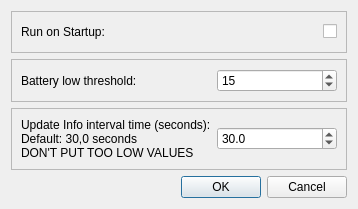
First picture: the form in src/UI/settingswindow.ui, repository LeoKlaus/HeadsetControl-GUI, before the edit.
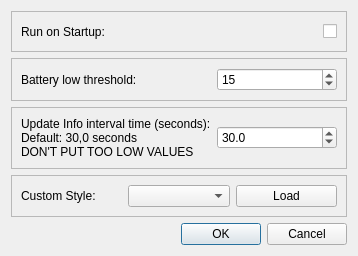
Second picture: the form after the edit.

Commit message: Added loading custom QStles from program settings

Diff of the .ui file:
```diff
--- a/src/UI/settingswindow.ui
+++ b/src/UI/settingswindow.ui
@@ -7,7 +7,7 @@
     <x>0</x>
     <y>0</y>
     <width>352</width>
-    <height>209</height>
+    <height>256</height>
    </rect>
   </property>
   <property name="windowTitle">
@@ -126,7 +126,9 @@
       <item>
        <widget class="QLabel" name="updatetimeLabel">
         <property name="text">
-         <string>&lt;html&gt;&lt;head/&gt;&lt;body&gt;&lt;p&gt;Update Info interval time (seconds):&lt;br/&gt;Default: 30,0 seconds&lt;br/&gt;DON'T PUT TOO LOW VALUES&lt;/p&gt;&lt;/body&gt;&lt;/html&gt;</string>
+         <string>Update Info interval time (seconds):
+Default: 30,0 seconds
+DON'T PUT TOO LOW VALUES</string>
         </property>
        </widget>
       </item>
@@ -158,6 +160,39 @@
      </layout>
     </widget>
    </item>
+   <item>
+    <widget class="QFrame" name="frame_4">
+     <property name="frameShape">
+      <enum>QFrame::StyledPanel</enum>
+     </property>
+     <property name="frameShadow">
+      <enum>QFrame::Raised</enum>
+     </property>
+     <layout class="QHBoxLayout" name="horizontalLayout_4">
+      <item>
+       <widget class="QLabel" name="label">
+        <property name="text">
+         <string>Custom Style:</string>
+        </property>
+       </widget>
+      </item>
+      <item>
+       <widget class="QComboBox" name="selectstyleComboBox">
+        <property name="maxVisibleItems">
+         <number>99</number>
+        </property>
+       </widget>
+      </item>
+      <item>
+       <widget class="QPushButton" name="loadstylePushButton">
+        <property name="text">
+         <string>Load</string>
+        </property>
+       </widget>
+      </item>
+     </layout>
+    </widget>
+   </item>
    <item>
     <widget class="QDialogButtonBox" name="buttonBox">
      <property name="orientation">
```
The commit also changes 11 other files.
